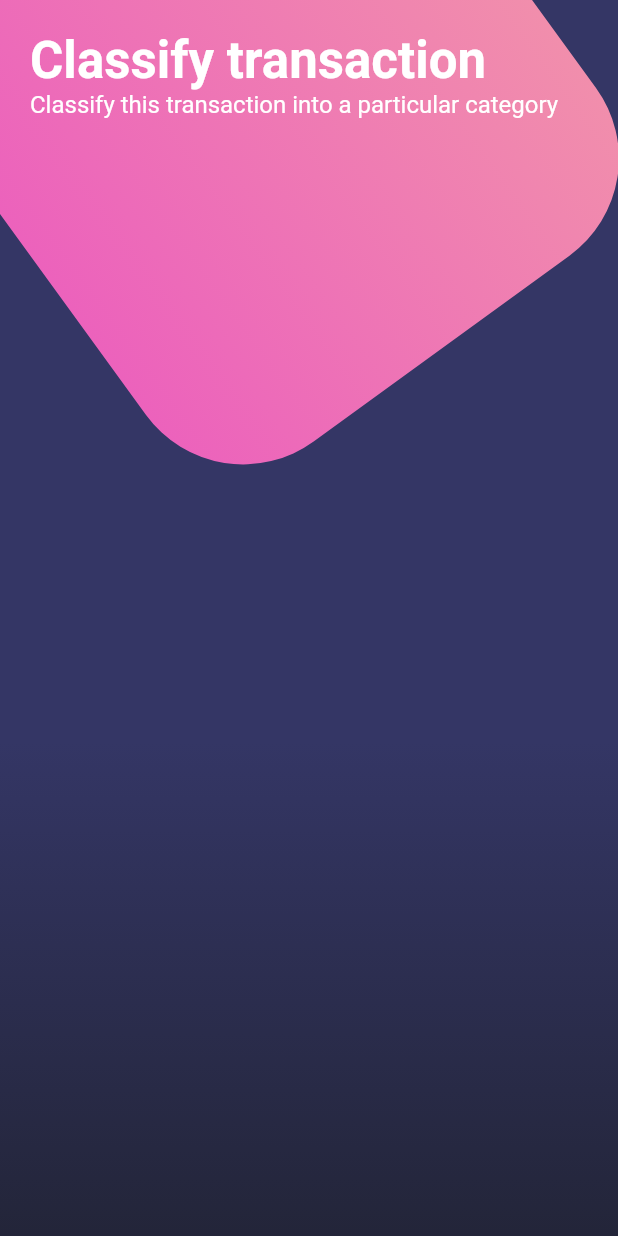
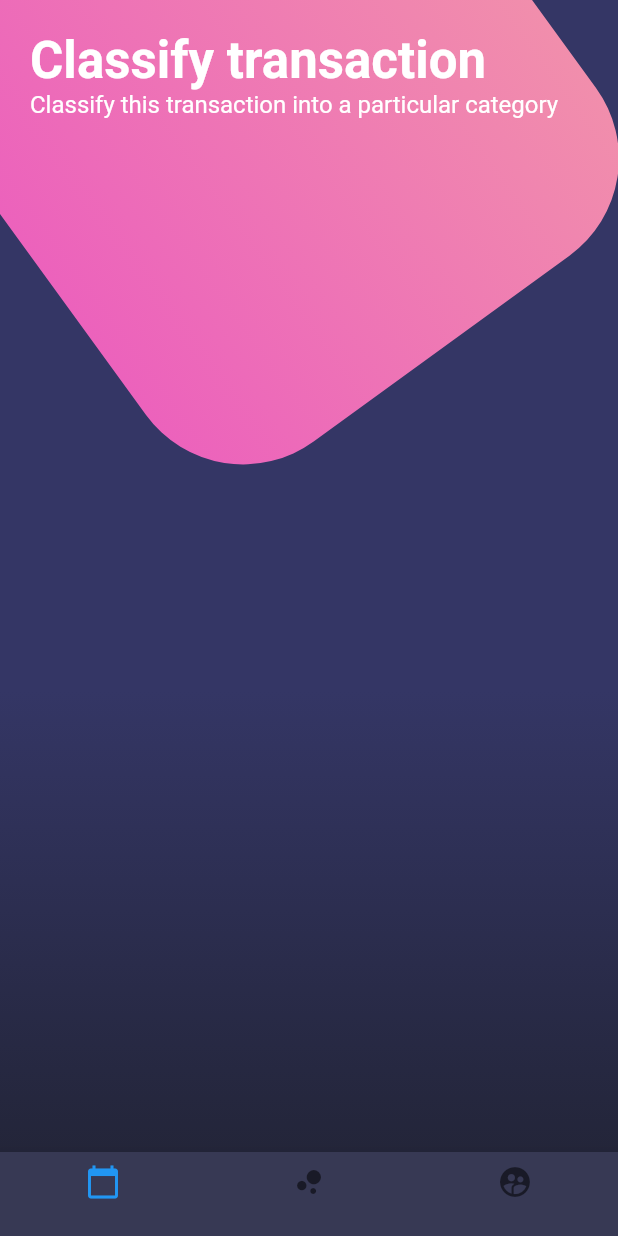
Before and after one commit to miguelnietoa/Designs-Flutter, a Flutter app: the screen it shows after launch, on a phone screen of 412 x 824 dp. Run offline on Flutter 3.47's test engine with Material 2 defaults, Android fonts, the phone set to English and light mode, and no system bars.

```diff
--- a/lib/src/screens/buttons_screen.dart
+++ b/lib/src/screens/buttons_screen.dart
@@ -1,7 +1,6 @@
 import 'dart:math';
 
 import 'package:flutter/material.dart';
-import 'package:flutter/services.dart';
 
 class ButtonsScreen extends StatelessWidget {
   @override
@@ -22,6 +21,7 @@ class ButtonsScreen extends StatelessWidget {
           )
         ],
       ),
+      bottomNavigationBar: _bottomNavigationBar(context),
     );
   }
 
@@ -98,4 +98,31 @@ class ButtonsScreen extends StatelessWidget {
       ),
     );
   }
+
+  _bottomNavigationBar(BuildContext context) {
+    return Theme(
+      data: Theme.of(context).copyWith(
+        canvasColor: Color.fromRGBO(55, 57, 84, 1.0),
+        primaryColor: Colors.pinkAccent,
+        textTheme: Theme.of(context).textTheme.copyWith(
+            caption: TextStyle(color: Color.fromRGBO(116, 117, 152, 1.0))),
+      ),
+      child: BottomNavigationBar(
+        items: [
+          BottomNavigationBarItem(
+            icon: Icon(Icons.calendar_today),
+            title: Container(),
+          ),
+          BottomNavigationBarItem(
+            icon: Icon(Icons.bubble_chart),
+            title: Container(),
+          ),
+          BottomNavigationBarItem(
+            icon: Icon(Icons.supervised_user_circle),
+            title: Container(),
+          ),
+        ],
+      ),
+    );
+  }
 }
```
